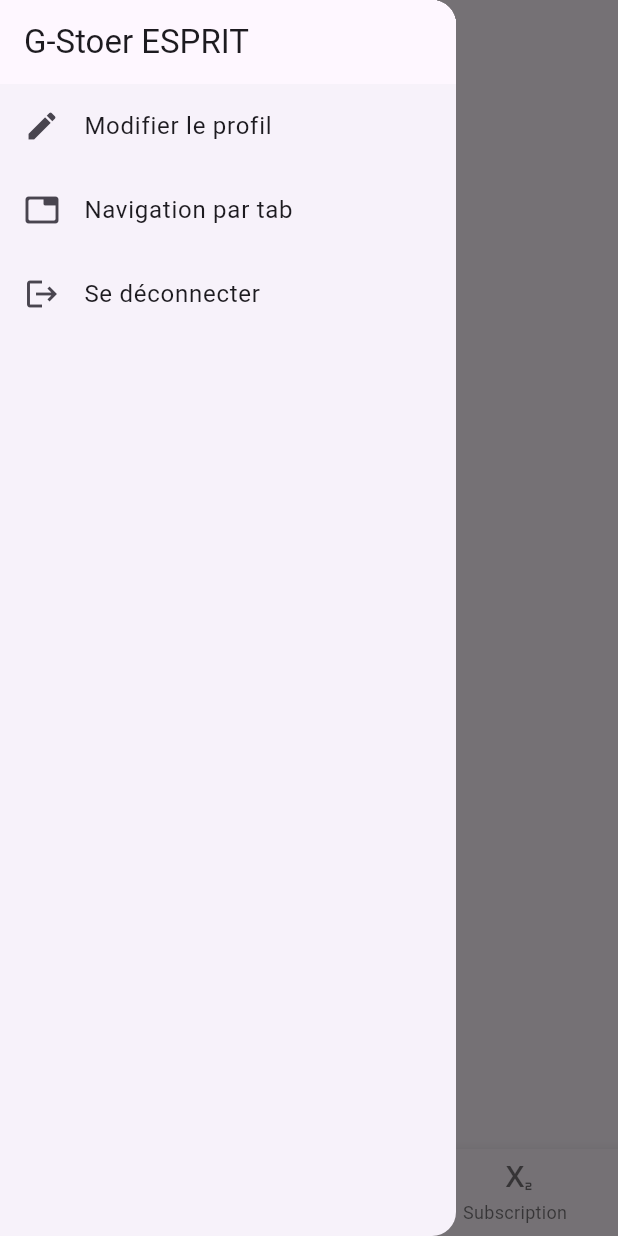
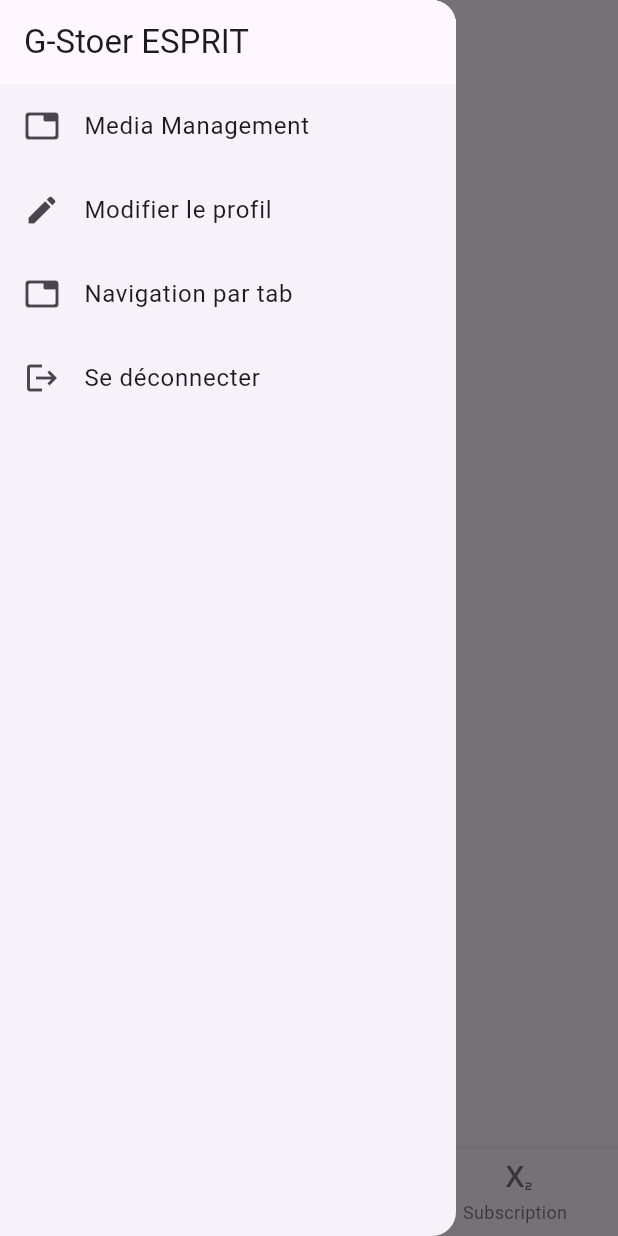
Before and after one commit to youssefgr/ProjetFlutterYoussef, a Flutter app: the screen it shows after launch, with the side drawer open, on a phone screen of 412 x 824 dp. Run offline on Flutter 3.47's test engine with Material 3 defaults, Android fonts, the phone set to English and light mode, and no system bars; missing offline and left inert: dart:ffi.

Commit message:
Add media management entities and refactor navigation
Introduces new media management entities (MediaItem, MediaComment, User, enums) under lib/Entities/Akram. Refactors navigation and page classes by renaming and moving files from *_you to standard names, updating imports and routes accordingly. Adds a Media Management entry to the navigation drawer. Updates pubspec.yaml to enable assets.

```diff
--- /dev/null
+++ b/lib/Entities/Akram/media_entities.dart
@@ -0,0 +1,4 @@
+export 'media_enums.dart';
+export 'user.dart';
+export 'media_item.dart';
+export 'media_comment.dart';
--- a/lib/Home_you/home_you.dart
+++ b/lib/Home/home.dart
@@ -3,14 +3,14 @@ import 'package:http/http.dart' as http;
 import 'dart:convert';
 
 
-class Home_you extends StatefulWidget {
-  const Home_you({super.key});
+class Home extends StatefulWidget {
+  const Home({super.key});
 
   @override
-  State<Home_you> createState() => _Home_youState();
+  State<Home> createState() => _Home_youState();
 }
 
-class _Home_youState extends State<Home_you> {
+class _Home_youState extends State<Home> {
 
   @override
   void initState() {
--- a/lib/Navigation_you/nav_bottom_you.dart
+++ b/lib/Navigation/nav_bottom.dart
@@ -1,22 +1,21 @@
 import 'package:flutter/material.dart';
 
-
-import 'package:projetflutteryoussef/Home_you/home_you.dart';
-import 'package:projetflutteryoussef/Pages_you/expenses_page_you.dart';
-import 'package:projetflutteryoussef/Pages_you/subscription_page_you.dart';
-import 'package:flutter/material.dart';
+import 'package:projetflutteryoussef/Home/home.dart';
+import 'package:projetflutteryoussef/Pages/expenses_page.dart';
+import 'package:projetflutteryoussef/Pages/subscription_page.dart';
+import 'package:projetflutteryoussef/Entities/Akram/media_entities.dart';
 
 
-class NavBottom_you extends StatefulWidget {
-  const NavBottom_you({super.key});
+class NavBottom extends StatefulWidget {
+  const NavBottom({super.key});
 
   @override
-  State<NavBottom_you> createState() => _NavBottom_youState();
+  State<NavBottom> createState() => _NavBottomState();
 }
 
-class _NavBottom_youState extends State<NavBottom_you> {
+class _NavBottomState extends State<NavBottom> {
   int _currentIndex = 0;
-  final List<Widget> _interfaces = const [Home_you(), Expenses_you(), Subscription_you()];
+  final List<Widget> _interfaces = const [Home(), Expenses(), Subscription_you()];
 
   @override
   Widget build(BuildContext context) {
@@ -30,6 +29,13 @@ class _NavBottom_youState extends State<NavBottom_you> {
               automaticallyImplyLeading: false,
             ),
             ListTile(
+              leading: const Icon(Icons.tab_rounded),
+              title: const Text("Media Management"),
+              onTap: () {
+                Navigator.pushReplacementNamed(context, "/");
+              },
+            ),
+            ListTile(
               leading: const Icon(Icons.edit),
               title: const Text("Modifier le profil"),
               onTap: () {
@@ -40,7 +46,7 @@ class _NavBottom_youState extends State<NavBottom_you> {
               leading: const Icon(Icons.tab_rounded),
               title: const Text("Navigation par tab"),
               onTap: () {
-                Navigator.pushReplacementNamed(context, "/navTab");
+                Navigator.pushReplacementNamed(context, "/");
               },
             ),
             ListTile(
--- a/lib/main.dart
+++ b/lib/main.dart
@@ -1,6 +1,6 @@
 import 'package:flutter/material.dart';
-import 'package:projetflutteryoussef/Navigation_you/nav_bottom_you.dart';
-import 'package:projetflutteryoussef/Pages_you/expenses_page_you.dart';
+import 'package:projetflutteryoussef/Navigation/nav_bottom.dart';
+import 'package:projetflutteryoussef/Pages/expenses_page.dart';
 
 void main() {
   runApp(const MyApp());
@@ -14,8 +14,8 @@ class MyApp extends StatelessWidget {
     return MaterialApp(
       title: "Workshops 5GamiX",
       routes: {
-        "/": (context) => const NavBottom_you(),
-        "/navBottom": (context) => const NavBottom_you(),
+        "/": (context) => const NavBottom(),
+        "/navBottom": (context) => const NavBottom(),
       },
     );
   }
--- a/pubspec.yaml
+++ b/pubspec.yaml
@@ -59,9 +59,9 @@ flutter:
   uses-material-design: true
 
   # To add assets to your application, add an assets section, like this:
-  # assets:
-  #   - images/a_dot_burr.jpeg
-  #   - images/a_dot_ham.jpeg
+  assets:
+    #- images/a_dot_burr.jpeg
+    #- images/a_dot_ham.jpeg
 
   # An image asset can refer to one or more resolution-specific "variants", see
   # https://flutter.dev/to/resolution-aware-images
```
Also changed, not shown: lib/Entities/Akram/media_comment.dart (added, +57 -0 lines), lib/Entities/Akram/media_enums.dart (added, +19 -0 lines), lib/Entities/Akram/media_item.dart (added, +71 -0 lines), lib/Entities/Akram/user.dart (added, +37 -0 lines), lib/Pages/expenses_page.dart (renamed from lib/Pages_you/expenses_page_you.dart, +4 -4 lines), lib/Entities/expenses.dart (renamed from lib/Entites_you/expenses_you.dart), lib/Pages/subscription_page.dart (renamed from lib/Pages_you/subscription_page_you.dart).
